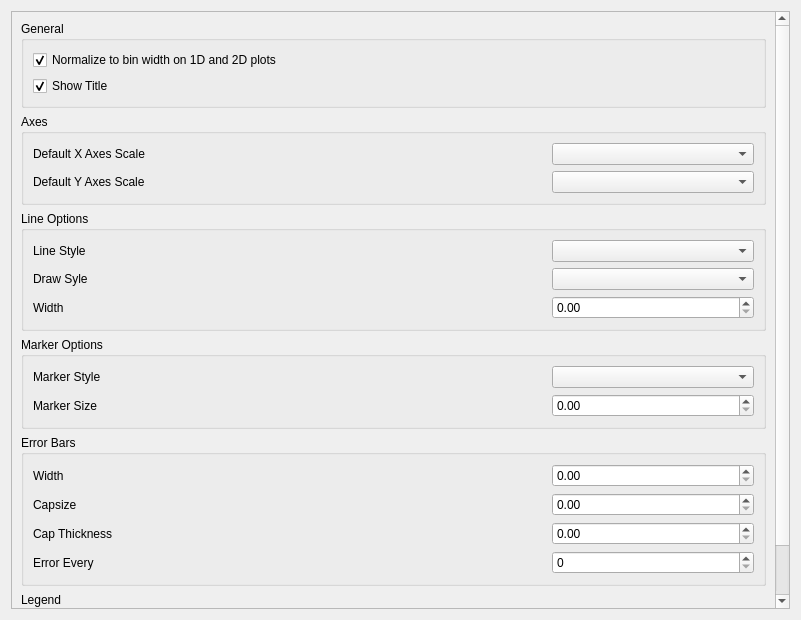
Above: qt/applications/workbench/workbench/widgets/settings/plots/section_plots.ui from mantidproject/mantid before the change. Below: the same form after it.
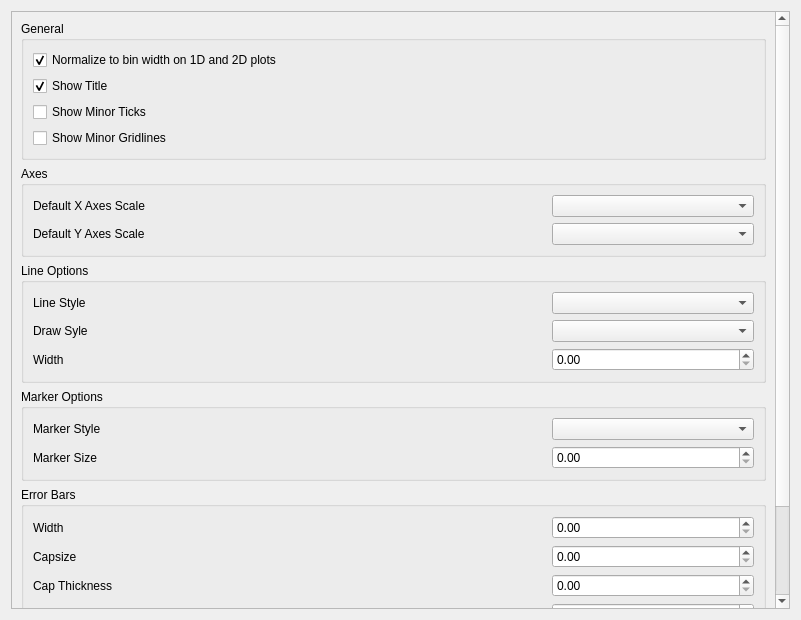
That is the form after the change.

Commit message: Re #28546 add check boxes to settings gui

```diff
--- a/qt/applications/workbench/workbench/widgets/settings/plots/section_plots.ui
+++ b/qt/applications/workbench/workbench/widgets/settings/plots/section_plots.ui
@@ -87,6 +87,20 @@
               </property>
              </widget>
             </item>
+            <item>
+             <widget class="QCheckBox" name="show_minor_ticks">
+              <property name="text">
+               <string>Show Minor Ticks</string>
+              </property>
+             </widget>
+            </item>
+            <item>
+             <widget class="QCheckBox" name="show_minor_gridlines">
+              <property name="text">
+               <string>Show Minor Gridlines</string>
+              </property>
+             </widget>
+            </item>
            </layout>
           </widget>
          </item>
```
